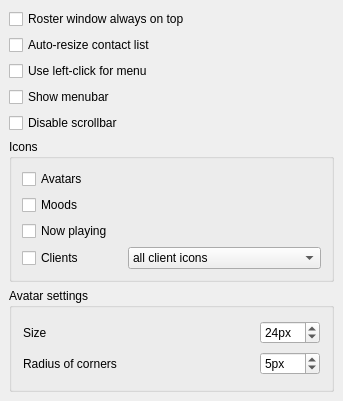
First picture: the form in src/options/opt_roster.ui, repository psi-im/psi, before the edit.
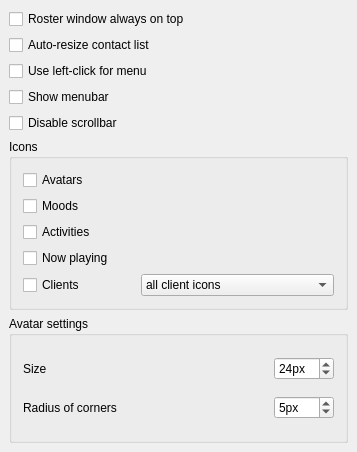
Second picture: the form after the edit.

Commit message: Added support for activity icons (Psi+ patch 0410-psi-activity-icons-and-description.diff)

```diff
--- a/src/options/opt_roster.ui
+++ b/src/options/opt_roster.ui
@@ -5,8 +5,8 @@
    <rect>
     <x>0</x>
     <y>0</y>
-    <width>343</width>
-    <height>401</height>
+    <width>357</width>
+    <height>452</height>
    </rect>
   </property>
   <property name="windowTitle">
@@ -65,13 +65,7 @@
      <property name="title">
       <string>Icons</string>
      </property>
-     <layout class="QVBoxLayout">
-      <property name="spacing">
-       <number>6</number>
-      </property>
-      <property name="margin">
-       <number>10</number>
-      </property>
+     <layout class="QVBoxLayout" name="verticalLayout_2">
       <item>
        <widget class="QCheckBox" name="ck_showAvatarIcons">
         <property name="whatsThis">
@@ -92,6 +86,16 @@
         </property>
        </widget>
       </item>
+      <item>
+       <widget class="QCheckBox" name="ck_showActivityIcons">
+        <property name="whatsThis">
+         <string>Show activities in roster</string>
+        </property>
+        <property name="text">
+         <string>Activities</string>
+        </property>
+       </widget>
+      </item>
       <item>
        <widget class="QCheckBox" name="ck_showTuneIcons">
         <property name="whatsThis">
@@ -103,8 +107,8 @@
        </widget>
       </item>
       <item>
-       <layout class="QHBoxLayout" >
-        <property name="spacing" >
+       <layout class="QHBoxLayout">
+        <property name="spacing">
          <number>5</number>
         </property>
         <item>
```
Left out of the diff: 2 changed lines with no effect on the pictures. Lines whose indentation alone changed are shown as unchanged. The commit also changes 15 other files.
